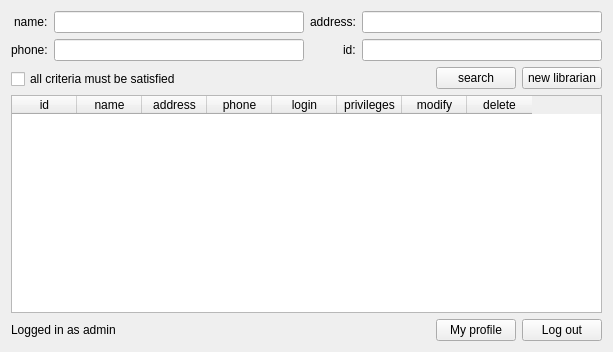
First picture: the form in admin.ui, repository Louie-ru/LMS-INNO, before the edit.
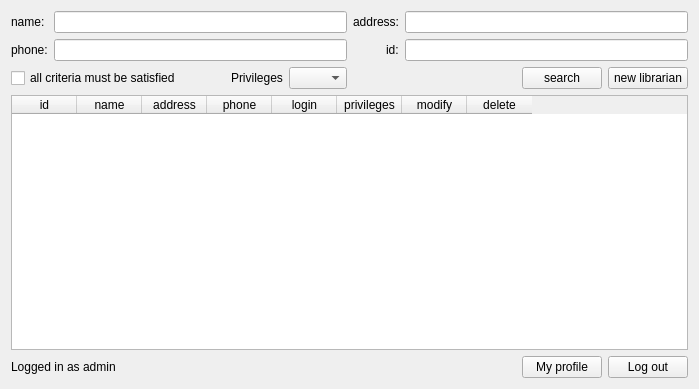
Second picture: the form after the edit.

Commit message: librarian search/add/delete/modify

```diff
--- a/admin.ui
+++ b/admin.ui
@@ -6,23 +6,20 @@
    <rect>
     <x>0</x>
     <y>0</y>
-    <width>613</width>
-    <height>352</height>
+    <width>699</width>
+    <height>389</height>
    </rect>
   </property>
   <property name="windowTitle">
    <string>Form</string>
   </property>
-  <layout class="QVBoxLayout" name="verticalLayout">
+  <layout class="QVBoxLayout" name="verticalLayout_2">
    <item>
     <layout class="QHBoxLayout" name="horizontalLayout_5">
      <item>
-      <layout class="QVBoxLayout" name="verticalLayout_6">
+      <layout class="QVBoxLayout" name="verticalLayout">
        <item>
-        <layout class="QFormLayout" name="formLayout_3">
-         <property name="labelAlignment">
-          <set>Qt::AlignRight|Qt::AlignTrailing|Qt::AlignVCenter</set>
-         </property>
+        <layout class="QFormLayout" name="formLayout">
          <item row="0" column="0">
           <widget class="QLabel" name="label_19">
            <property name="text">
@@ -46,11 +43,72 @@
         </layout>
        </item>
        <item>
-        <widget class="QCheckBox" name="checkbox_librarian_criteria">
-         <property name="text">
-          <string>all criteria must be satisfied</string>
-         </property>
-        </widget>
+        <layout class="QHBoxLayout" name="horizontalLayout_3">
+         <item>
+          <widget class="QCheckBox" name="checkbox_librarian_criteria">
+           <property name="text">
+            <string>all criteria must be satisfied</string>
+           </property>
+          </widget>
+         </item>
+         <item>
+          <layout class="QHBoxLayout" name="horizontalLayout_2">
+           <item>
+            <spacer name="horizontalSpacer_2">
+             <property name="orientation">
+              <enum>Qt::Horizontal</enum>
+             </property>
+             <property name="sizeHint" stdset="0">
+              <size>
+               <width>40</width>
+               <height>20</height>
+              </size>
+             </property>
+            </spacer>
+           </item>
+           <item>
+            <widget class="QLabel" name="label_31">
+             <property name="text">
+              <string>Privileges</string>
+             </property>
+            </widget>
+           </item>
+           <item>
+            <widget class="QComboBox" name="combo_privileges">
+             <property name="sizePolicy">
+              <sizepolicy hsizetype="Maximum" vsizetype="Fixed">
+               <horstretch>0</horstretch>
+               <verstretch>0</verstretch>
+              </sizepolicy>
+             </property>
+             <property name="layoutDirection">
+              <enum>Qt::LeftToRight</enum>
+             </property>
+             <item>
+              <property name="text">
+               <string/>
+              </property>
+             </item>
+             <item>
+              <property name="text">
+               <string>Priv1</string>
+              </property>
+             </item>
+             <item>
+              <property name="text">
+               <string>Priv2</string>
+              </property>
+             </item>
+             <item>
+              <property name="text">
+               <string>Priv3</string>
+              </property>
+             </item>
+            </widget>
+           </item>
+          </layout>
+         </item>
+        </layout>
        </item>
       </layout>
      </item>
@@ -58,6 +116,9 @@
       <layout class="QVBoxLayout" name="verticalLayout_5">
        <item>
         <layout class="QFormLayout" name="formLayout_4">
+         <property name="fieldGrowthPolicy">
+          <enum>QFormLayout::AllNonFixedFieldsGrow</enum>
+         </property>
          <property name="labelAlignment">
           <set>Qt::AlignRight|Qt::AlignTrailing|Qt::AlignVCenter</set>
          </property>
```
The commit also changes 4 other files.
